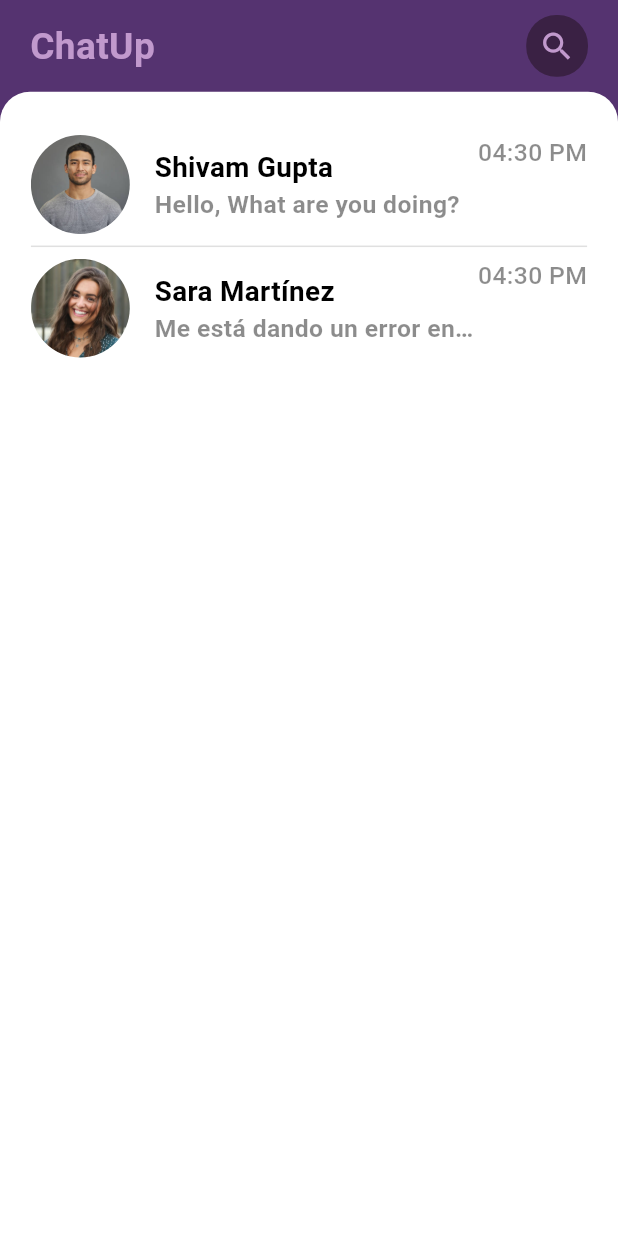
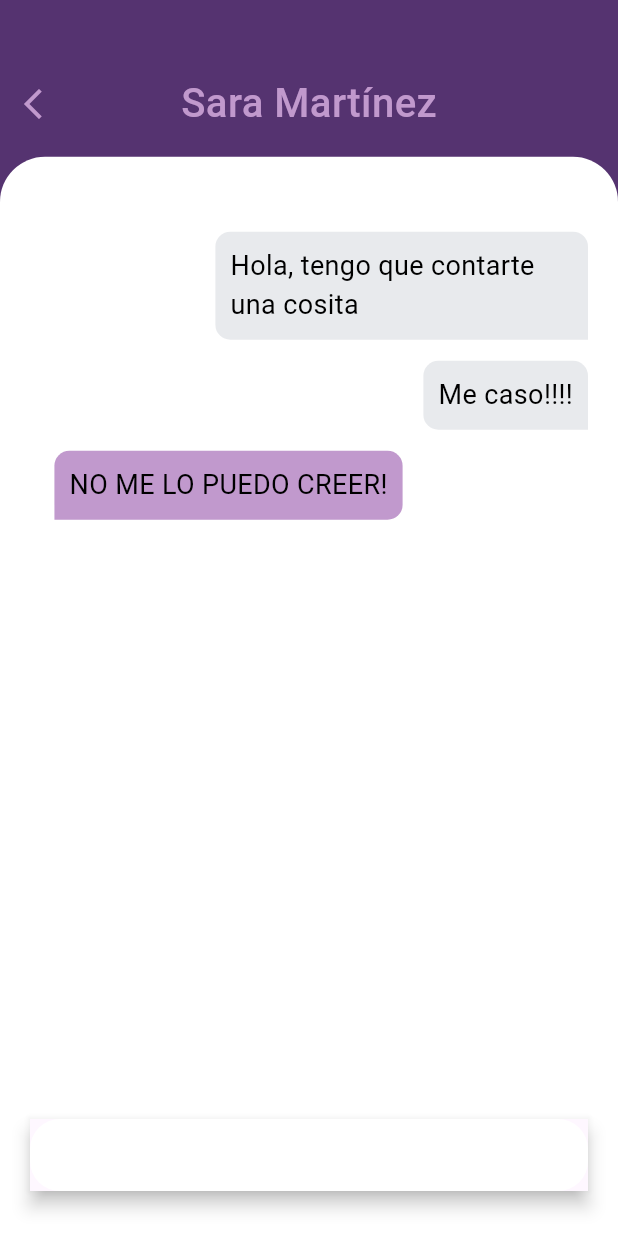
Before and after one commit to paulaschez/swapparel_tfg, a Flutter app: the screen it shows after launch, on a phone screen of 412 x 824 dp. Run offline on Flutter 3.47's test engine with Material 3 defaults, Android fonts, the phone set to English and light mode, and no system bars.

Commit message:
Pantalla de Chat Individual- inprogress

```diff
--- a/lib/main.dart
+++ b/lib/main.dart
@@ -1,3 +1,4 @@
+import 'package:chat_app/pages/chat.dart';
 import 'package:chat_app/pages/home.dart';
 import 'package:chat_app/pages/signin.dart';
 import 'package:chat_app/pages/signup.dart';
@@ -19,7 +20,7 @@ class MyApp extends StatelessWidget {
       theme: ThemeData(
         colorScheme: ColorScheme.fromSeed(seedColor: Colors.deepPurple),
       ),
-      home: const Home(),
+      home: const Chat(name: "Sara Martínez"),
     );
   }
 }
--- /dev/null
+++ b/lib/pages/chat.dart
@@ -0,0 +1,162 @@
+import 'package:flutter/material.dart';
+
+class Chat extends StatefulWidget {
+  const Chat({super.key, required this.name});
+
+  final String name;
+
+  @override
+  State<Chat> createState() => _ChatState();
+}
+
+class _ChatState extends State<Chat> {
+  @override
+  Widget build(BuildContext context) {
+    final size = MediaQuery.of(context).size;
+    return Scaffold(
+      backgroundColor: const Color(0xFF553370),
+      body: Container(
+        margin: EdgeInsets.only(top: 50.0),
+        child: Column(
+          children: [
+            Row(
+              children: [
+                Expanded(
+                  child: Stack(
+                    alignment: AlignmentDirectional.centerStart,
+                    children: [
+                      Padding(
+                        padding: const EdgeInsets.only(left: 10.0),
+                        child: Icon(
+                          Icons.arrow_back_ios_new_outlined,
+                          color: Color(0Xffc199cd),
+                        ),
+                      ),
+                      Center(
+                        child: Text(
+                          widget.name,
+                          style: TextStyle(
+                            color: Color(0Xffc199cd),
+                            fontSize: size.width * 0.065,
+                            fontWeight: FontWeight.w500,
+                          ),
+                        ),
+                      ),
+                    ],
+                  ),
+                ),
+              ],
+            ),
+            SizedBox(height: size.height * 0.02),
+            Expanded(
+              child: Container(
+                padding: EdgeInsets.only(left: 20.0, right: 20.0, top: 50.0, bottom: 30.0),
+                decoration: BoxDecoration(
+                  color: Colors.white,
+                  borderRadius: BorderRadius.only(
+                    topLeft: Radius.circular(30),
+                    topRight: Radius.circular(30),
+                  ),
+                ),
+                child: Column(
+                  children: [
+                    OutgoingMessage(
+                      size: size,
+                      mssg: "Hola, tengo que contarte una cosita",
+                    ),
+                    SizedBox(height: size.height * 0.017),
+                    OutgoingMessage(size: size, mssg: "Me caso!!!!"),
+                    SizedBox(height: size.height * 0.017),
+                    IncomingMessage(size: size, mssg: "NO ME LO PUEDO CREER!"),
+                    Spacer(),
+                    Material(
+                      elevation: 5,
+                      child: Container(
+                        decoration: BoxDecoration(color: Colors.white, borderRadius: BorderRadius.circular(20)),
+                        child: Row(
+                          children: [
+                            Expanded(
+                              child: TextField(
+                                decoration: InputDecoration(
+                                  border: InputBorder.none,
+                                ),
+                              ),
+                            ),
+                          ],
+                        ),
+                      ),
+                    ),
+                  ],
+                ),
+              ),
+            ),
+          ],
+        ),
+      ),
+    );
+  }
+}
+
+class OutgoingMessage extends StatelessWidget {
+  const OutgoingMessage({super.key, required this.size, required this.mssg});
+
+  final Size size;
+  final String mssg;
+
+  @override
+  Widget build(BuildContext context) {
+    return Align(
+      alignment: Alignment.bottomRight,
+      child: IntrinsicWidth(
+        child: Container(
+          padding: EdgeInsets.all(10),
+          margin: EdgeInsets.only(left: size.width * 0.3),
+          decoration: BoxDecoration(
+            color: Color.fromARGB(255, 232, 234, 237),
+            borderRadius: BorderRadius.only(
+              topLeft: Radius.circular(10),
+              topRight: Radius.circular(10),
+              bottomLeft: Radius.circular(10),
+            ),
+          ),
+          child: Text(
+            mssg,
+            style: TextStyle(color: Colors.black, fontSize: 18),
+          ),
+        ),
+      ),
+    );
+  }
+}
+
+class IncomingMessage extends StatelessWidget {
+  const IncomingMessage({super.key, required this.size, required this.mssg});
+
+  final Size size;
+  final String mssg;
+
+  @override
+  Widget build(BuildContext context) {
+    return Align(
+      alignment: Alignment.bottomRight,
+      child: IntrinsicWidth(
+        child: Container(
+          padding: EdgeInsets.all(10),
+          margin: EdgeInsets.only(right: size.width * 0.3),
+          decoration: BoxDecoration(
+            color: Color(0Xffc199cd),
+            borderRadius: BorderRadius.only(
+              topLeft: Radius.circular(10),
+              topRight: Radius.circular(10),
+              bottomRight: Radius.circular(10),
+            ),
+          ),
+          child: Text(
+            mssg,
+            style: TextStyle(color: Colors.black, fontSize: 18),
+          ),
+        ),
+      ),
+    );
+  }
+}
```
